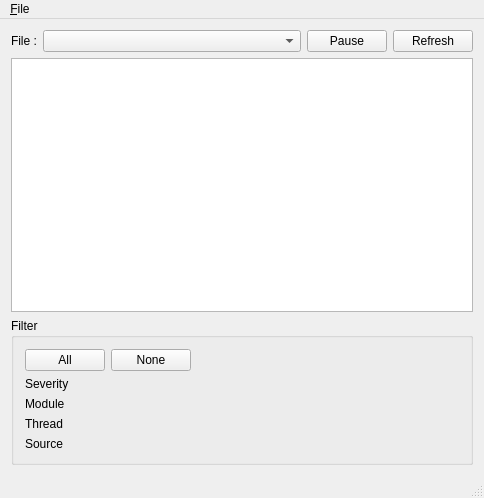
Above: application/Tools/LogViewer/MainWindow.ui from Ummon/D-LAN before the change. Below: the same form after it.
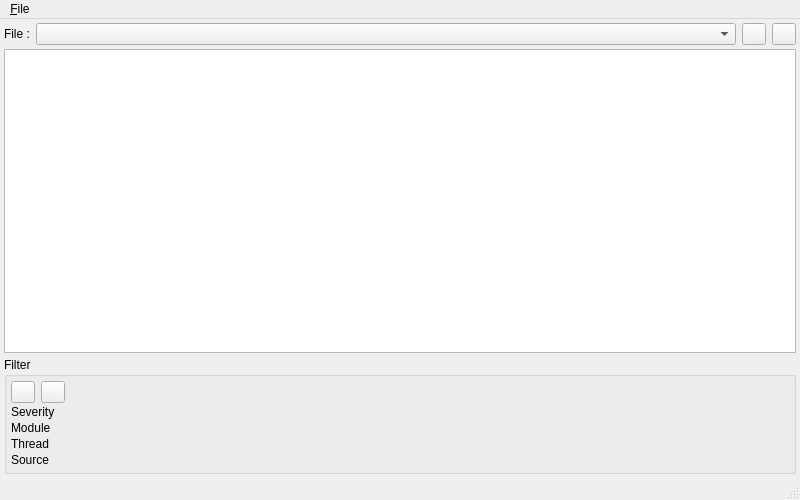
That is the form after the change. Icons and pictures are not drawn.

Patch:
```diff
--- a/application/Tools/LogViewer/MainWindow.ui
+++ b/application/Tools/LogViewer/MainWindow.ui
@@ -6,8 +6,8 @@
    <rect>
     <x>0</x>
     <y>0</y>
-    <width>484</width>
-    <height>498</height>
+    <width>800</width>
+    <height>500</height>
    </rect>
   </property>
   <property name="sizePolicy">
@@ -33,8 +33,17 @@
     </sizepolicy>
    </property>
    <layout class="QVBoxLayout" name="verticalLayout">
+    <property name="spacing">
+     <number>4</number>
+    </property>
+    <property name="margin">
+     <number>4</number>
+    </property>
     <item>
      <layout class="QHBoxLayout" name="layHeader" stretch="1,0">
+      <property name="spacing">
+       <number>6</number>
+      </property>
       <item>
        <layout class="QHBoxLayout" name="layFile">
         <item>
@@ -63,22 +72,60 @@
        <layout class="QHBoxLayout" name="layPauseRefresh">
         <item>
          <widget class="QPushButton" name="butPause">
-          <property name="sizePolicy">
-           <sizepolicy hsizetype="Minimum" vsizetype="Fixed">
-            <horstretch>0</horstretch>
-            <verstretch>0</verstretch>
-           </sizepolicy>
+          <property name="enabled">
+           <bool>true</bool>
           </property>
-          <property name="text">
+          <property name="maximumSize">
+           <size>
+            <width>24</width>
+            <height>24</height>
+           </size>
+          </property>
+          <property name="toolTip">
            <string>Pause</string>
           </property>
+          <property name="text">
+           <string/>
+          </property>
+          <property name="icon">
+           <iconset resource="resources.qrc">
+            <normaloff>:/icons/ressources/control_pause_blue.png</normaloff>:/icons/ressources/control_pause_blue.png</iconset>
+          </property>
+          <property name="checkable">
+           <bool>true</bool>
+          </property>
+          <property name="checked">
+           <bool>false</bool>
+          </property>
+          <property name="default">
+           <bool>false</bool>
+          </property>
+          <property name="flat">
+           <bool>false</bool>
+          </property>
          </widget>
         </item>
         <item>
          <widget class="QPushButton" name="butRefresh">
-          <property name="text">
+          <property name="maximumSize">
+           <size>
+            <width>24</width>
+            <height>24</height>
+           </size>
+          </property>
+          <property name="toolTip">
            <string>Refresh</string>
           </property>
+          <property name="text">
+           <string/>
+          </property>
+          <property name="icon">
+           <iconset resource="resources.qrc">
+            <normaloff>:/icons/ressources/arrow_refresh.png</normaloff>:/icons/ressources/arrow_refresh.png</iconset>
+          </property>
+          <property name="checkable">
+           <bool>false</bool>
+          </property>
          </widget>
         </item>
        </layout>
@@ -86,7 +133,62 @@
      </layout>
     </item>
     <item>
-     <widget class="QTableView" name="tblLog"/>
+     <widget class="QTableView" name="tblLog">
+      <property name="toolTip">
+       <string notr="true"/>
+      </property>
+      <property name="statusTip">
+       <string notr="true"/>
+      </property>
+      <property name="whatsThis">
+       <string notr="true"/>
+      </property>
+      <property name="accessibleName">
+       <string notr="true"/>
+      </property>
+      <property name="accessibleDescription">
+       <string notr="true"/>
+      </property>
+      <property name="frameShape">
+       <enum>QFrame::StyledPanel</enum>
+      </property>
+      <property name="frameShadow">
+       <enum>QFrame::Sunken</enum>
+      </property>
+      <property name="editTriggers">
+       <set>QAbstractItemView::NoEditTriggers</set>
+      </property>
+      <property name="alternatingRowColors">
+       <bool>true</bool>
+      </property>
+      <property name="selectionBehavior">
+       <enum>QAbstractItemView::SelectRows</enum>
+      </property>
+      <attribute name="horizontalHeaderDefaultSectionSize">
+       <number>30</number>
+      </attribute>
+      <attribute name="horizontalHeaderStretchLastSection">
+       <bool>true</bool>
+      </attribute>
+      <attribute name="verticalHeaderVisible">
+       <bool>false</bool>
+      </attribute>
+      <attribute name="verticalHeaderHighlightSections">
+       <bool>false</bool>
+      </attribute>
+      <attribute name="verticalHeaderVisible">
+       <bool>false</bool>
+      </attribute>
+      <attribute name="horizontalHeaderStretchLastSection">
+       <bool>true</bool>
+      </attribute>
+      <attribute name="verticalHeaderHighlightSections">
+       <bool>false</bool>
+      </attribute>
+      <attribute name="horizontalHeaderDefaultSectionSize">
+       <number>30</number>
+      </attribute>
+     </widget>
     </item>
     <item>
      <widget class="QGroupBox" name="grpFilter">
@@ -103,19 +205,51 @@
        <bool>false</bool>
       </property>
       <layout class="QVBoxLayout" name="verticalLayout_2">
+       <property name="spacing">
+        <number>2</number>
+       </property>
+       <property name="margin">
+        <number>4</number>
+       </property>
        <item>
         <layout class="QHBoxLayout" name="layFilterGlobalSelect">
          <item>
           <widget class="QPushButton" name="butFilterAll">
+           <property name="maximumSize">
+            <size>
+             <width>24</width>
+             <height>24</height>
+            </size>
+           </property>
+           <property name="toolTip">
+            <string>Check all</string>
+           </property>
            <property name="text">
-            <string>All</string>
+            <string/>
+           </property>
+           <property name="icon">
+            <iconset resource="resources.qrc">
+             <normaloff>:/icons/ressources/tick.png</normaloff>:/icons/ressources/tick.png</iconset>
            </property>
           </widget>
          </item>
          <item>
           <widget class="QPushButton" name="butNone">
+           <property name="maximumSize">
+            <size>
+             <width>24</width>
+             <height>24</height>
+            </size>
+           </property>
+           <property name="toolTip">
+            <string>Uncheck all</string>
+           </property>
            <property name="text">
-            <string>None</string>
+            <string/>
+           </property>
+           <property name="icon">
+            <iconset resource="resources.qrc">
+             <normaloff>:/icons/ressources/cross.png</normaloff>:/icons/ressources/cross.png</iconset>
            </property>
           </widget>
          </item>
@@ -195,7 +329,7 @@
     <rect>
      <x>0</x>
      <y>0</y>
-     <width>484</width>
+     <width>800</width>
      <height>21</height>
     </rect>
    </property>
```
Left out of the diff: 6 changed lines with no effect on the pictures.
